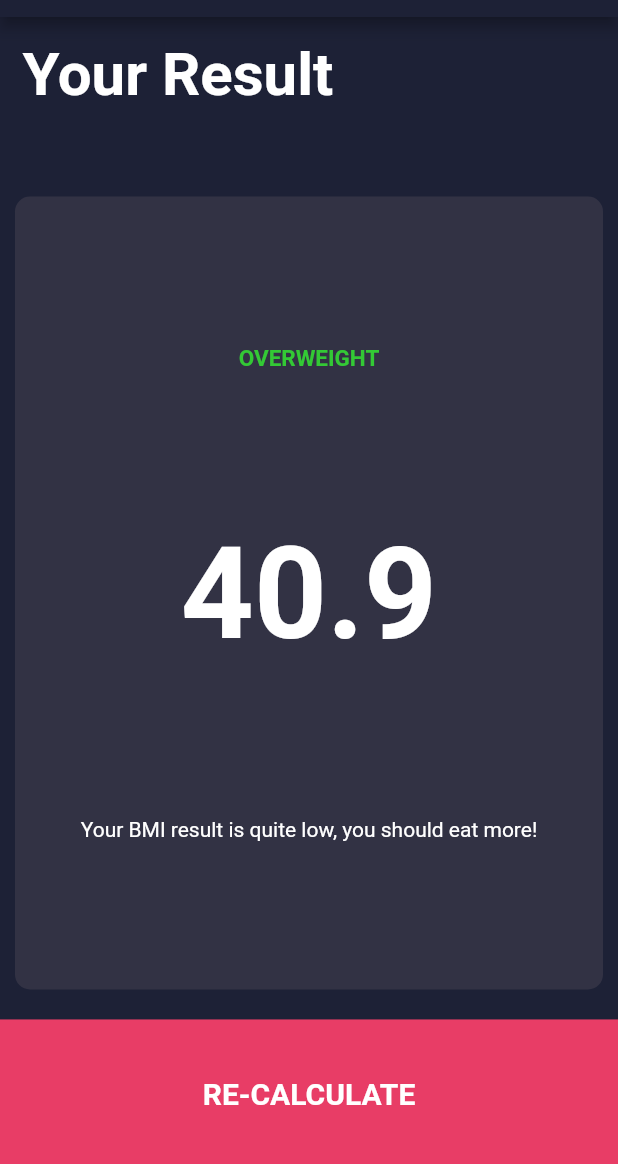
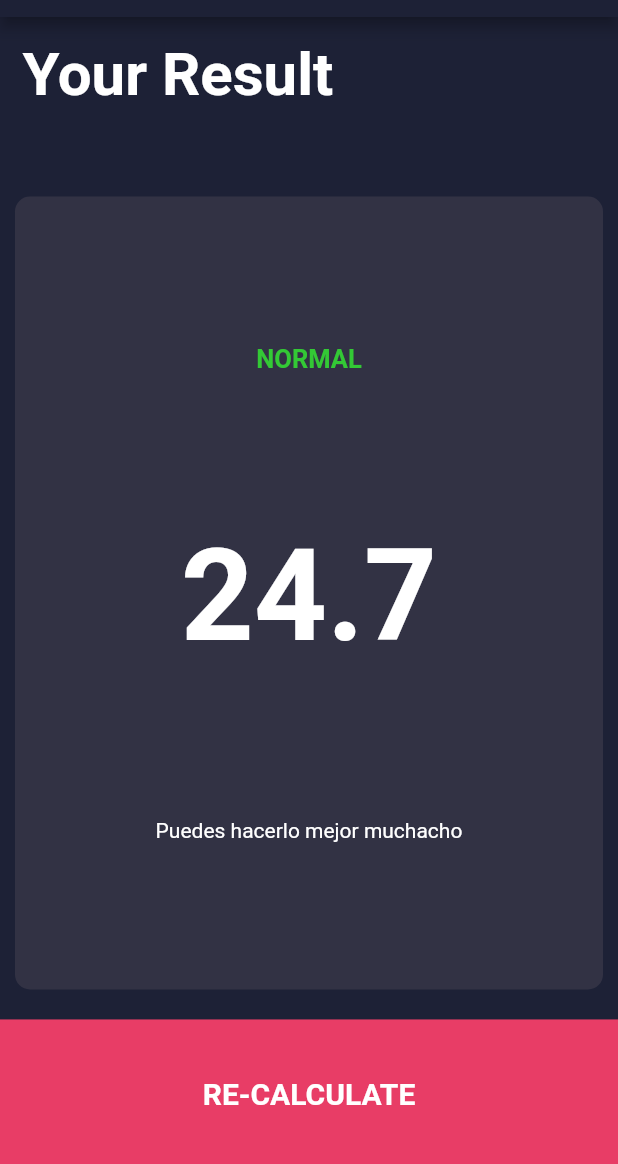
Before and after one commit to CocodriloFeliz/BMI-Calculator-app, a Flutter app: the screen it shows after launch, after a tap on "CALCULATE", on a phone screen of 412 x 824 dp, the part 67-1231 px from its top. Run offline on Flutter 3.47's test engine with Material 2 defaults, Android fonts, the phone set to English and light mode, and no system bars; our stand-ins replace font_awesome_flutter.

Commit message:
app fixed

```diff
--- /dev/null
+++ b/lib/brain_calculator.dart
@@ -0,0 +1,34 @@
+import 'dart:math';
+
+class BrainCalculator {
+  BrainCalculator({required this.height, required this.weight});
+  double height;
+  double weight;
+
+  double _bmi = 0;
+
+  String calculateBMI() {
+    _bmi = (weight / pow(height / 100, 2));
+    return _bmi.toStringAsFixed(1);
+  }
+
+  String textResult() {
+    if (_bmi >= 25) {
+      return 'OVERWEIGHT';
+    } else if (_bmi > 18.5) {
+      return 'NORMAL';
+    } else {
+      return 'UNDERWEIGHT';
+    }
+  }
+
+  String textInterpretation() {
+    if (_bmi >= 25) {
+      return 'Bien muchacho';
+    } else if (_bmi > 18.5) {
+      return 'Puedes hacerlo mejor muchacho';
+    } else {
+      return 'Mal muchacho, pero puedes mejorar';
+    }
+  }
+}
--- a/lib/constants/constants.dart
+++ b/lib/constants/constants.dart
@@ -14,5 +14,5 @@ const TextStyle kGrossFont = TextStyle(fontSize: 45.0, fontWeight: FontWeight.w9
 
 const TextStyle kTextTitlePage = TextStyle(fontSize: 40.0, fontWeight: FontWeight.bold);
 const TextStyle kBigNumber = TextStyle(fontSize: 85.0, fontWeight: FontWeight.w700);
-const TextStyle kTextSubtitlePage = TextStyle(fontSize: 15.0, fontWeight: FontWeight.bold, color: Color.fromARGB(255, 51, 201, 53));
+const TextStyle kTextSubtitlePage = TextStyle(fontSize: 17.0, fontWeight: FontWeight.bold, color: Color.fromARGB(255, 51, 201, 53));
 const TextStyle kBottomButtonFont = TextStyle(fontSize: 20.0, fontWeight: FontWeight.w700);
--- a/lib/screens/input_page.dart
+++ b/lib/screens/input_page.dart
@@ -1,3 +1,4 @@
+import 'package:bmi_calculator/brain_calculator.dart';
 import 'package:bmi_calculator/screens/results_page.dart';
 import 'package:flutter/material.dart';
 import 'package:font_awesome_flutter/font_awesome_flutter.dart';
@@ -93,7 +94,7 @@ class _InputPageState extends State<InputPage> {
                       crossAxisAlignment: CrossAxisAlignment.baseline,
                       textBaseline: TextBaseline.alphabetic,
                       children: [
-                        Text(heightClient.toStringAsFixed(1),
+                        Text(heightClient.toStringAsFixed(0),
                             style: kGrossFont),
                         Text(
                           'cm',
@@ -224,10 +225,16 @@ class _InputPageState extends State<InputPage> {
             BottomButton(
               label: 'CALCULATE',
               onPressed: () {
+                BrainCalculator calculator =
+                    BrainCalculator(height: heightClient, weight: weightClient);
                 Navigator.push(
                     context,
                     MaterialPageRoute(
-                        builder: (context) => const ResultPage()));
+                        builder: (context) => ResultPage(
+                              bmi: calculator.calculateBMI(),
+                              textInterpretation: calculator.textInterpretation(),
+                              textResult: calculator.textResult(),
+                            )));
               },
             ),
           ],
--- a/lib/screens/results_page.dart
+++ b/lib/screens/results_page.dart
@@ -3,14 +3,17 @@ import 'package:bmi_calculator/widgets/reusable_card.dart';
 import 'package:flutter/material.dart';
 import 'package:bmi_calculator/constants/constants.dart';
 
-class ResultPage extends StatefulWidget {
-  const ResultPage({Key? key}) : super(key: key);
+class ResultPage extends StatelessWidget {
+  const ResultPage(
+      {Key? key,
+      required this.bmi,
+      required this.textResult,
+      required this.textInterpretation})
+      : super(key: key);
 
-  @override
-  State<ResultPage> createState() => _ResultPageState();
-}
-
-class _ResultPageState extends State<ResultPage> {
+  final String bmi;
+  final String textResult;
+  final String textInterpretation;
   @override
   Widget build(BuildContext context) {
     return SafeArea(
@@ -37,17 +40,19 @@ class _ResultPageState extends State<ResultPage> {
               color: kActiveColour,
               child: Column(
                 mainAxisAlignment: MainAxisAlignment.spaceEvenly,
-                children: const [
+                children: [
                   Text(
-                    'OVERWEIGHT',
+                    textResult,
                     style: kTextSubtitlePage,
                   ),
                   Text(
-                    '40.9',
+                    bmi,
                     style: kBigNumber,
                   ),
-                  Text('Your BMI result is quite low, you should eat more!',
-                  textAlign: TextAlign.center,)
+                  Text(
+                    textInterpretation,
+                    textAlign: TextAlign.center,
+                  )
                 ],
               ),
             ),
```
